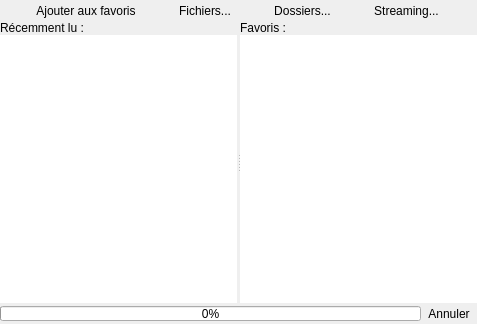
RxLaboratory/Dumep, file src/opener.ui: the form before one commit.
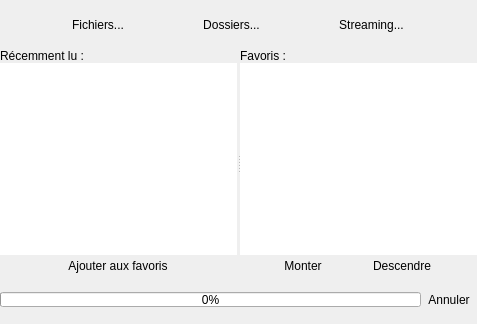
The form after the commit. Icons and pictures are not drawn.

Commit message: Improved opener (favs, recent files)

What changed in the file:
```diff
--- a/src/opener.ui
+++ b/src/opener.ui
@@ -69,32 +69,6 @@
       <property name="bottomMargin">
        <number>0</number>
       </property>
-      <item>
-       <widget class="QToolButton" name="addToFavs">
-        <property name="text">
-         <string>Ajouter aux favoris</string>
-        </property>
-        <property name="icon">
-         <iconset resource="ressources.qrc">
-          <normaloff>:/icones/favs</normaloff>:/icones/favs</iconset>
-        </property>
-        <property name="iconSize">
-         <size>
-          <width>32</width>
-          <height>32</height>
-         </size>
-        </property>
-        <property name="checkable">
-         <bool>true</bool>
-        </property>
-        <property name="toolButtonStyle">
-         <enum>Qt::ToolButtonTextBesideIcon</enum>
-        </property>
-        <property name="autoRaise">
-         <bool>true</bool>
-        </property>
-       </widget>
-      </item>
       <item>
        <widget class="QToolButton" name="file">
         <property name="text">
@@ -169,19 +143,13 @@
    </item>
    <item>
     <widget class="QSplitter" name="splitter">
-     <property name="sizePolicy">
-      <sizepolicy hsizetype="Expanding" vsizetype="Expanding">
-       <horstretch>0</horstretch>
-       <verstretch>0</verstretch>
-      </sizepolicy>
-     </property>
      <property name="orientation">
       <enum>Qt::Horizontal</enum>
      </property>
      <property name="handleWidth">
       <number>3</number>
      </property>
-     <widget class="QWidget" name="">
+     <widget class="QWidget" name="layoutWidget">
       <layout class="QVBoxLayout" name="verticalLayout_2">
        <property name="spacing">
         <number>0</number>
@@ -209,6 +177,35 @@
          </property>
         </widget>
        </item>
+       <item alignment="Qt::AlignHCenter">
+        <widget class="QToolButton" name="addToFavs">
+         <property name="sizePolicy">
+          <sizepolicy hsizetype="Expanding" vsizetype="Fixed">
+           <horstretch>0</horstretch>
+           <verstretch>0</verstretch>
+          </sizepolicy>
+         </property>
+         <property name="text">
+          <string>Ajouter aux favoris</string>
+         </property>
+         <property name="icon">
+          <iconset resource="ressources.qrc">
+           <normaloff>:/icones/favs</normaloff>:/icones/favs</iconset>
+         </property>
+         <property name="iconSize">
+          <size>
+           <width>32</width>
+           <height>32</height>
+          </size>
+         </property>
+         <property name="toolButtonStyle">
+          <enum>Qt::ToolButtonTextBesideIcon</enum>
+         </property>
+         <property name="autoRaise">
+          <bool>true</bool>
+         </property>
+        </widget>
+       </item>
       </layout>
      </widget>
      <widget class="QWidget" name="">
@@ -239,6 +236,71 @@
          </property>
         </widget>
        </item>
+       <item>
+        <layout class="QHBoxLayout" name="horizontalLayout_2">
+         <property name="spacing">
+          <number>0</number>
+         </property>
+         <item>
+          <widget class="QToolButton" name="addToFavs_2">
+           <property name="sizePolicy">
+            <sizepolicy hsizetype="Fixed" vsizetype="Fixed">
+             <horstretch>0</horstretch>
+             <verstretch>0</verstretch>
+            </sizepolicy>
+           </property>
+           <property name="text">
+            <string>Monter</string>
+           </property>
+           <property name="icon">
+            <iconset resource="ressources.qrc">
+             <normaloff>:/icones/favs</normaloff>:/icones/favs</iconset>
+           </property>
+           <property name="iconSize">
+            <size>
+             <width>32</width>
+             <height>32</height>
+            </size>
+           </property>
+           <property name="toolButtonStyle">
+            <enum>Qt::ToolButtonTextBesideIcon</enum>
+           </property>
+           <property name="autoRaise">
+            <bool>true</bool>
+           </property>
+          </widget>
+         </item>
+         <item>
+          <widget class="QToolButton" name="addToFavs_3">
+           <property name="sizePolicy">
+            <sizepolicy hsizetype="Fixed" vsizetype="Fixed">
+             <horstretch>0</horstretch>
+             <verstretch>0</verstretch>
+            </sizepolicy>
+           </property>
+           <property name="text">
+            <string>Descendre</string>
+           </property>
+           <property name="icon">
+            <iconset resource="ressources.qrc">
+             <normaloff>:/icones/favs</normaloff>:/icones/favs</iconset>
+           </property>
+           <property name="iconSize">
+            <size>
+             <width>32</width>
+             <height>32</height>
+            </size>
+           </property>
+           <property name="toolButtonStyle">
+            <enum>Qt::ToolButtonTextBesideIcon</enum>
+           </property>
+           <property name="autoRaise">
+            <bool>true</bool>
+           </property>
+          </widget>
+         </item>
+        </layout>
+       </item>
       </layout>
      </widget>
     </widget>
```
The commit also changes 3 other files.
